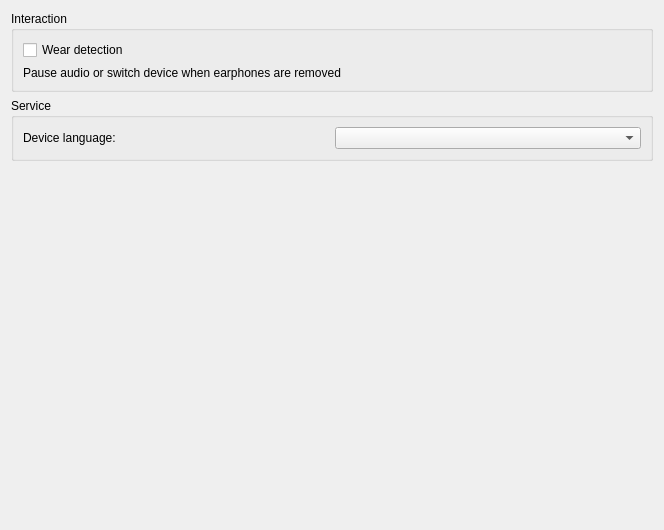
This is openfreebuds_qt/designer/device_other.ui in melianmiko/OpenFreebuds as Qt 5 draws it before an edit. The edited form follows.
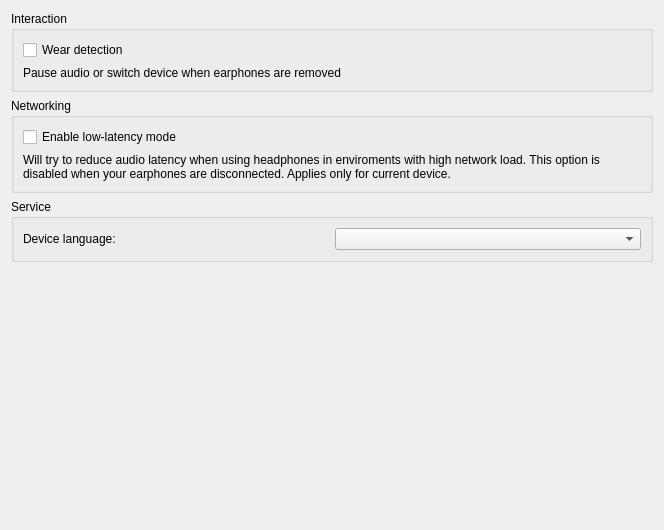
This is the edited form.

Commit message: Impl low-latency switch & dual-tap fixes

```diff
--- a/openfreebuds_qt/designer/device_other.ui
+++ b/openfreebuds_qt/designer/device_other.ui
@@ -46,6 +46,32 @@
      </layout>
     </widget>
    </item>
+   <item>
+    <widget class="QGroupBox" name="low_latency_root">
+     <property name="title">
+      <string>Networking</string>
+     </property>
+     <layout class="QVBoxLayout" name="verticalLayout_3">
+      <item>
+       <widget class="QCheckBox" name="low_latency_toggle">
+        <property name="text">
+         <string>Enable low-latency mode</string>
+        </property>
+       </widget>
+      </item>
+      <item>
+       <widget class="QLabel" name="label_3">
+        <property name="text">
+         <string>Will try to reduce audio latency when using headphones in enviroments with high network load. This option is disabled when your earphones are disconnected. Applies only for current device.</string>
+        </property>
+        <property name="wordWrap">
+         <bool>true</bool>
+        </property>
+       </widget>
+      </item>
+     </layout>
+    </widget>
+   </item>
    <item>
     <widget class="QGroupBox" name="service_language_root">
      <property name="title">
```
Left out of the diff: 17 changed lines with no effect on the pictures. The commit also changes 12 other files.
